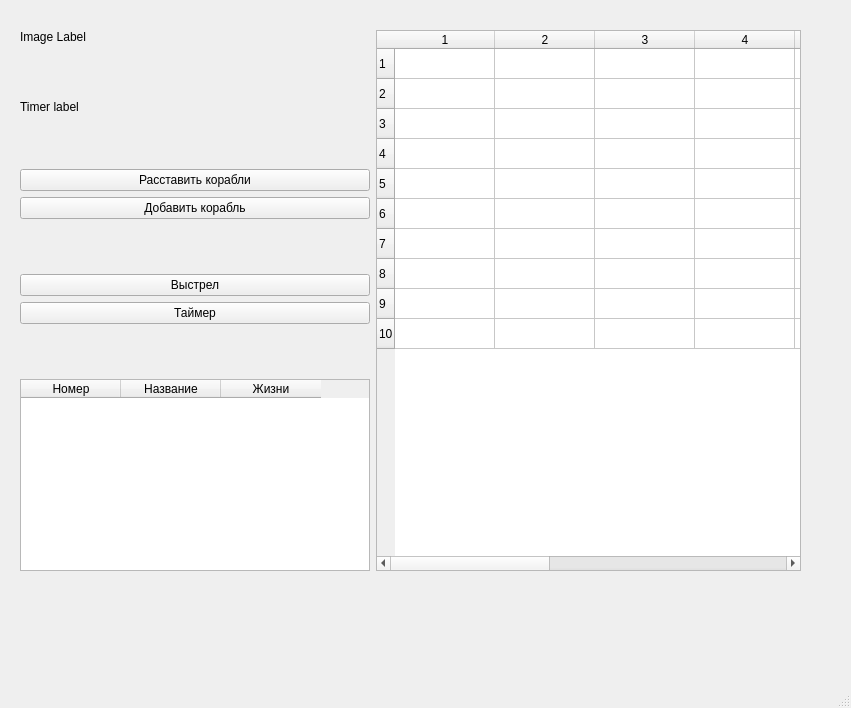
Above: mainwindow.ui from btnt51/seaWars before the change. Below: the same form after it.
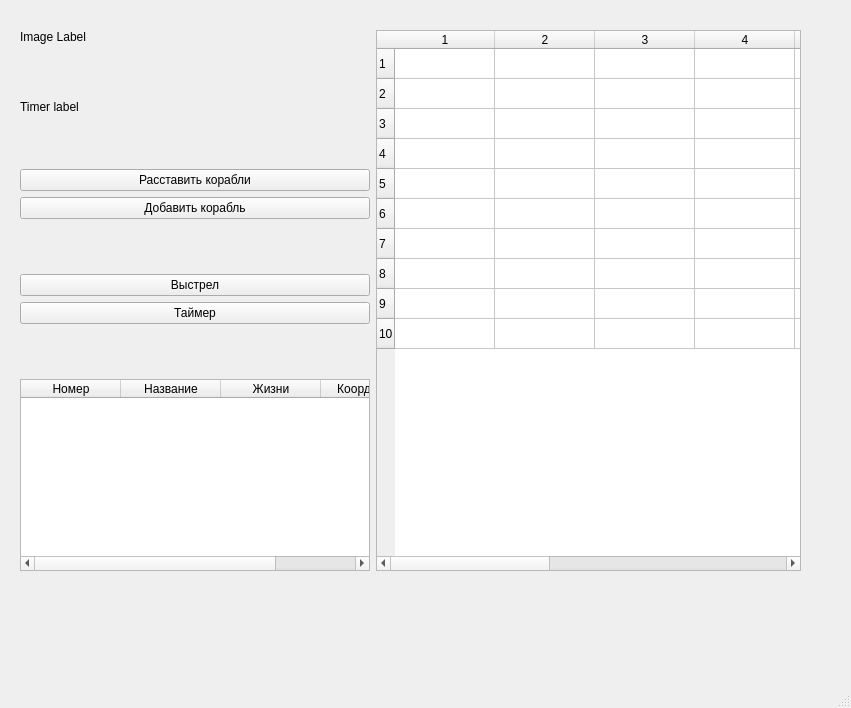
That is the form after the change.

What changed in the file:
```diff
--- a/mainwindow.ui
+++ b/mainwindow.ui
@@ -222,6 +222,11 @@
            <string>Жизни</string>
           </property>
          </column>
+         <column>
+          <property name="text">
+           <string>Координаты</string>
+          </property>
+         </column>
         </widget>
        </item>
       </layout>
```
